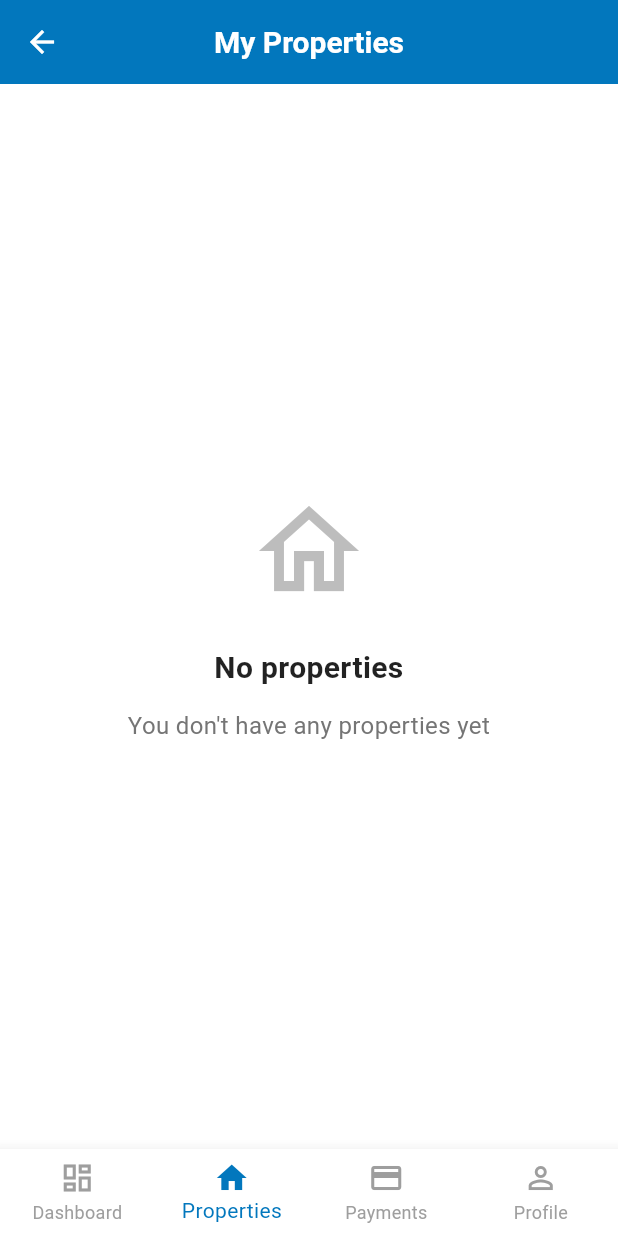
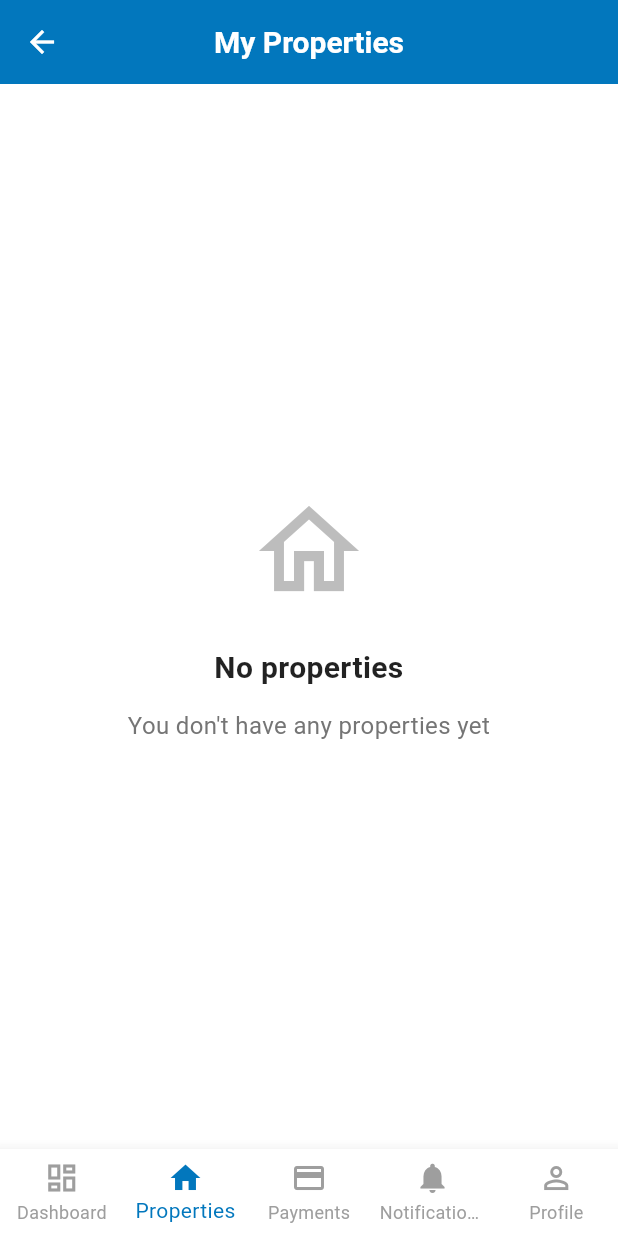
Before and after one commit to KumaloWilson/zinwa_water_meters, a Flutter app: the HomeView screen opened by its route, item 2 of the bottom bar chosen, on a phone screen of 412 x 824 dp. Run offline on Flutter 3.47's test engine with Material 3 defaults, Android fonts, the phone set to English and light mode, and no system bars; our stand-ins replace confetti, dio, fl_chart, get, get_storage, image_picker and 2 more; missing offline and left inert: flutter_inappwebview; accounts and stored records are empty; network calls fail.

Commit message:
sending for verification

```diff
--- a/zinwa_mobile/lib/modules/home/bindings/home_binding.dart
+++ b/zinwa_mobile/lib/modules/home/bindings/home_binding.dart
@@ -2,6 +2,7 @@ import 'package:get/get.dart';
 import 'package:zinwa_mobile_app/modules/dashboard/controllers/dashboard_controller.dart';
 import 'package:zinwa_mobile_app/modules/home/controllers/home_controller.dart';
 import 'package:zinwa_mobile_app/modules/notifications/controllers/notification_controller.dart';
+import 'package:zinwa_mobile_app/modules/payment/controllers/payment_history_controller.dart';
 import 'package:zinwa_mobile_app/modules/profile/controllers/profile_controller.dart';
 import 'package:zinwa_mobile_app/modules/property/controllers/property_controller.dart';
 
@@ -13,5 +14,6 @@ class HomeBinding extends Bindings {
     Get.put(PropertyController());
     Get.put(NotificationController());
     Get.put(ProfileController());
+    Get.put(PaymentHistoryController());
   }
 }
--- a/zinwa_mobile/lib/modules/home/views/home_view.dart
+++ b/zinwa_mobile/lib/modules/home/views/home_view.dart
@@ -3,6 +3,7 @@ import 'package:get/get.dart';
 import 'package:zinwa_mobile_app/modules/dashboard/views/dashboard_view.dart';
 import 'package:zinwa_mobile_app/modules/home/controllers/home_controller.dart';
 import 'package:zinwa_mobile_app/modules/notifications/controllers/notification_controller.dart';
+import 'package:zinwa_mobile_app/modules/notifications/views/notification_view.dart';
 import 'package:zinwa_mobile_app/modules/payment/views/payment_history_view.dart';
 import 'package:zinwa_mobile_app/modules/profile/views/profile_view.dart';
 import 'package:zinwa_mobile_app/modules/property/views/property_list_view.dart';
@@ -26,6 +27,8 @@ class HomeView extends GetView<HomeController> {
           case 2:
             return const PaymentHistoryView();
           case 3:
+            return const NotificationView();
+          case 4:
             return const ProfileView();
           default:
             return const DashboardView();
@@ -53,6 +56,45 @@ class HomeView extends GetView<HomeController> {
               icon: Icon(Icons.payment_outlined),
               activeIcon: Icon(Icons.payment),
               label: 'Payments',
+            ),
+            BottomNavigationBarItem(
+              icon: Stack(
+                children: [
+                  const Icon(Icons.notifications),
+                  Obx(() {
+                    final unreadCount = notificationController.unreadCount.value;
+                    if (unreadCount > 0) {
+                      return Positioned(
+                        right: 0,
+                        top: 0,
+                        child: Container(
+                          padding: const EdgeInsets.all(2),
+                          decoration: BoxDecoration(
+                            color: Colors.red,
+                            borderRadius: BorderRadius.circular(10),
+                          ),
+                          constraints: const BoxConstraints(
+                            minWidth: 14,
+                            minHeight: 14,
+                          ),
+                          child: Text(
+                            unreadCount > 9 ? '9+' : '$unreadCount',
+                            style: const TextStyle(
+                              color: Colors.white,
+                              fontSize: 8,
+                              fontWeight: FontWeight.bold,
+                            ),
+                            textAlign: TextAlign.center,
+                          ),
+                        ),
+                      );
+                    } else {
+                      return const SizedBox.shrink();
+                    }
+                  }),
+                ],
+              ),
+              label: 'Notifications',
             ),
             BottomNavigationBarItem(
               icon: Stack(
```
